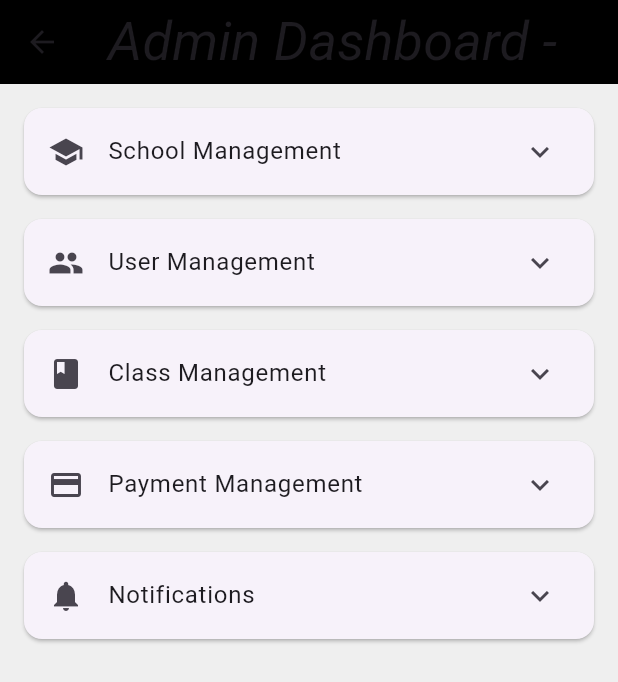
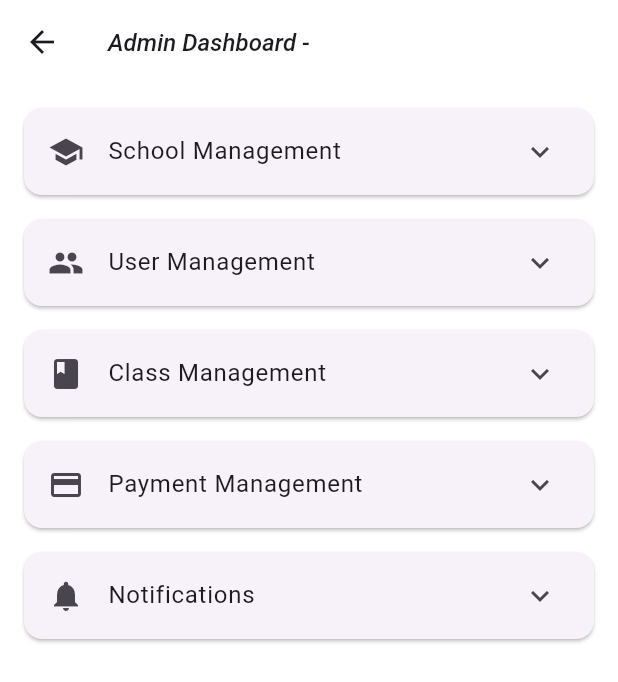
Before and after one commit to Nagil22/DemoApp, a Flutter app: the AdminPanelScreen screen opened by its route, after a tap on "School Admin", on a phone screen of 412 x 824 dp. Shown: the top 682 px of the screen. Run offline on Flutter 3.47's test engine with Material 3 defaults, Android fonts, the phone set to English and light mode, and no system bars; our stand-ins replace cloud_firestore, firebase_auth, firebase_core, firebase_messaging, flutter_svg, loading_animation_widget and 2 more; accounts and stored records are empty.

Commit message:
Admin dashboard UI

```diff
--- a/lib/admin_screen.dart
+++ b/lib/admin_screen.dart
@@ -126,6 +126,7 @@ class DashboardScreen extends StatelessWidget {
                   child: _buildQuickAccessCard(
                     context,
                     icon: Icons.school,
+                    color: Colors.deepOrangeAccent,
                     title: 'Schools',
                     onTap: () => _navigateToDashboard(context, const SchoolDashboardScreen(username: '', userId: '')),
                   )
@@ -133,6 +134,7 @@ class DashboardScreen extends StatelessWidget {
                 Expanded(
                   child: _buildQuickAccessCard(
                   context,
+                  color: Colors.lightGreen,
                   icon: Icons.business,
                   title: 'Companies',
                   onTap: () => _navigateToDashboard(context, const CompanyDashboardScreen(username: '', userId: '')),
@@ -148,6 +150,7 @@ class DashboardScreen extends StatelessWidget {
                 Expanded(
                   child: _buildQuickAccessCard(
                   context,
+                  color: Colors.blue,
                   icon: Icons.people,
                   title: 'Parents',
                   onTap: () => _navigateToDashboard(context, const ParentDashboardScreen(username: '', userId: '')),
@@ -156,6 +159,7 @@ class DashboardScreen extends StatelessWidget {
                 Expanded(
                   child: _buildQuickAccessCard(
                   context,
+                  color: Colors.pink,
                   icon: Icons.admin_panel_settings,
                   title: 'School Admin',
                   onTap: () => _navigateToDashboard(context, const AdminDashboardScreen(username: '', userId: '', schoolId: '')),
@@ -171,6 +175,7 @@ class DashboardScreen extends StatelessWidget {
                 Expanded(
                   child: _buildQuickAccessCard(
                     context,
+                    color: Colors.purple,
                     icon: Icons.gavel,
                     title: 'Party',
                     onTap: () => _navigateToDashboard(context, const PoliticalPartyDashboardScreen(username: '', userId: '')),
@@ -179,6 +184,7 @@ class DashboardScreen extends StatelessWidget {
                 Expanded(
                   child: _buildQuickAccessCard(
                   context,
+                  color: Colors.teal,
                   icon: Icons.analytics,
                   title: 'Analytics',
                   onTap: () {
@@ -205,12 +211,13 @@ class DashboardScreen extends StatelessWidget {
     required IconData icon,
     required String title,
     required VoidCallback onTap,
+    required Color color,
   }) {
     return InkWell(
       onTap: onTap,
       child: Card(
         elevation: 7,
-        color: Colors.blue,
+        color: color,
         child: Padding(
           padding: const EdgeInsets.all(16.0),
           child: Column(
--- a/lib/school/admin_dashboard_screen.dart
+++ b/lib/school/admin_dashboard_screen.dart
@@ -63,9 +63,10 @@ class AdminDashboardScreenState extends State<AdminDashboardScreen> {
   Widget build(BuildContext context) {
     return Scaffold(
       appBar: AppBar(
-        title: Text('Admin Dashboard - ${widget.username}'),
-        backgroundColor: Colors.black,
+        title: Text('Admin Dashboard - ${widget.username}', style: const TextStyle(fontSize: 16, fontWeight: FontWeight.w500)),
+        backgroundColor: Colors.white
       ),
+      backgroundColor: Colors.white,
       body: SingleChildScrollView(
         padding: const EdgeInsets.all(16.0),
         child: Column(
@@ -88,6 +89,7 @@ class AdminDashboardScreenState extends State<AdminDashboardScreen> {
       child: ExpansionTile(
         leading: Icon(icon),
         title: Text(title),
+        backgroundColor: Colors.blueAccent,
         children: [contentBuilder()],
       ),
     );
```
